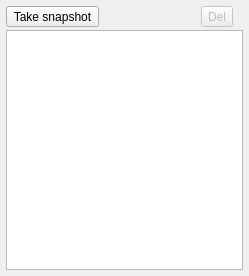
The window that src/SnapshotManagerWidget.ui (markus-wa/glmixer-mirror) describes before a commit, drawn with Qt 5.
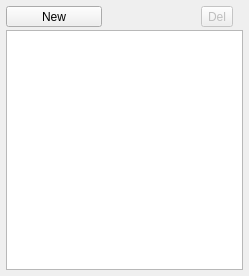
The same window after the commit. Icons and pictures are not drawn.

What changed in the file:
```diff
--- a/src/SnapshotManagerWidget.ui
+++ b/src/SnapshotManagerWidget.ui
@@ -31,11 +31,17 @@
       </property>
       <item>
        <widget class="QToolButton" name="addSnapshot">
+        <property name="sizePolicy">
+         <sizepolicy hsizetype="MinimumExpanding" vsizetype="Fixed">
+          <horstretch>0</horstretch>
+          <verstretch>0</verstretch>
+         </sizepolicy>
+        </property>
         <property name="toolTip">
          <string>Take a new snapshot</string>
         </property>
         <property name="text">
-         <string>Take snapshot</string>
+         <string>New</string>
         </property>
         <property name="icon">
          <iconset resource="../icons.qrc">
```
